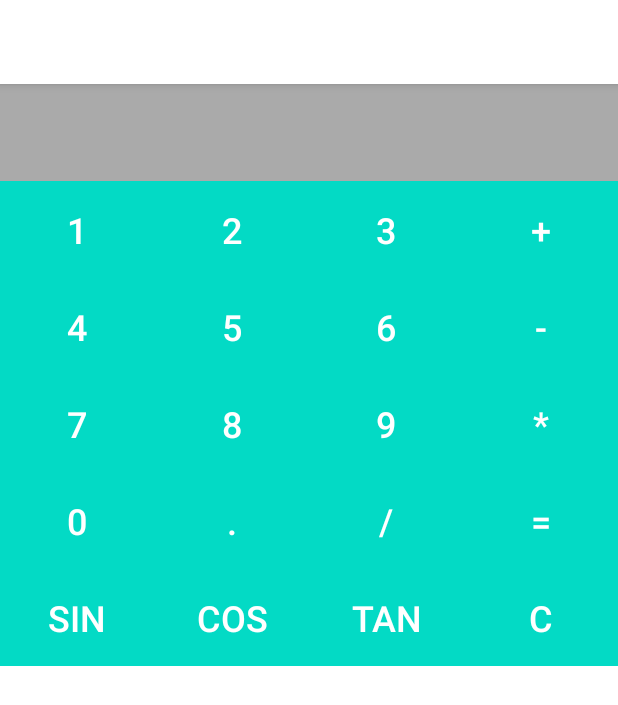
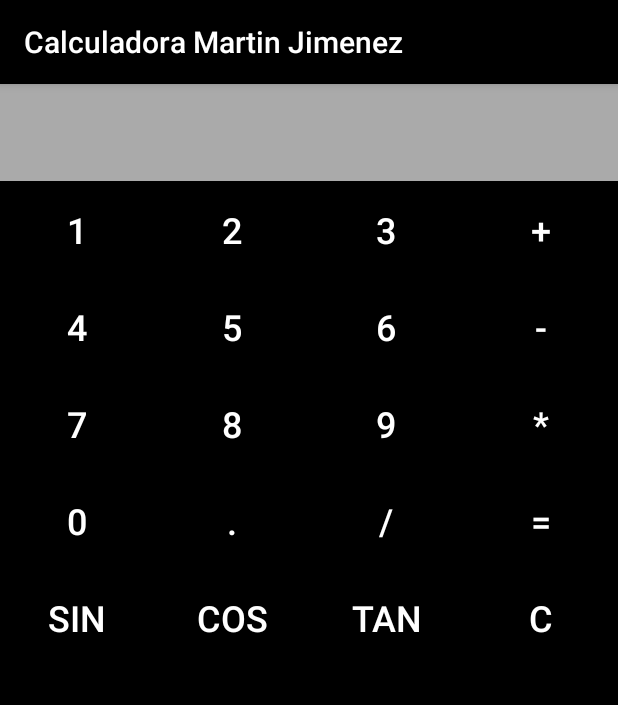
Before and after one commit to martinizin/calculadoraApp, an Android app built with Jetpack Compose: the screen it shows after launch (MainActivity), on a phone screen of 412 x 824 dp. Shown: the top 705 px of the screen. Run offline under Robolectric (Android 15) with nearby library versions, the phone set to English and light mode, and no system bars.

Commit message:
Interfaz APP

```diff
--- a/app/src/main/res/values/themes.xml
+++ b/app/src/main/res/values/themes.xml
@@ -7,14 +7,16 @@
         <item name="colorPrimaryDark">@color/purple_700</item>
         <item name="colorAccent">@color/teal_200</item>
 
+        <!-- Background color -->
+        <item name="android:background">@color/black</item>
+
+        <!-- Text color -->
+        <item name="android:textColor">@color/white</item>
+
         <!-- Status bar color -->
         <item name="android:statusBarColor">@color/purple_700</item>
 
         <!-- Navigation bar color -->
-        <item name="android:navigationBarColor">@color/purple_500</item>
-
-        <!-- Customize your theme here -->
-        <item name="android:textColor">@color/black</item>
-        <item name="android:background">@color/white</item>
+        <item name="android:navigationBarColor">@color/black</item>
     </style>
 </resources>
```
Also changed, not shown: app/src/main/res/values/colors.xml (+5 -6 lines), app/src/main/res/values/styles.xml (+13 -1 lines).
